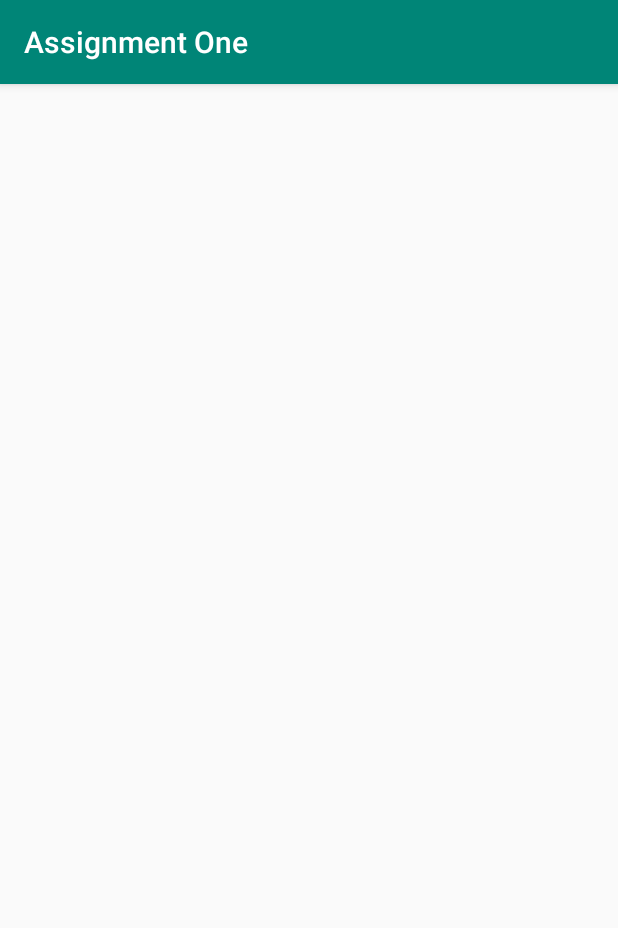
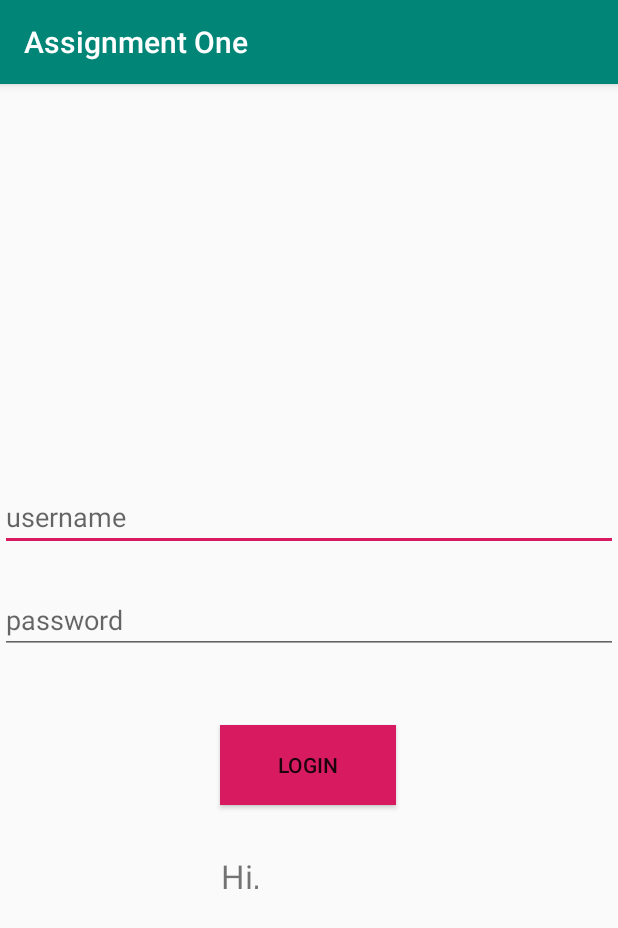
Before and after one commit to sangeethasakthivel99/Passing-Data-Through-Intent, an Android app: the screen it shows after launch (SecondActivity before the commit, MainActivity after it), after a tap on "LOGIN", on a phone screen of 412 x 824 dp. Shown: the top 928 px of the screen. Run offline under Robolectric (Android 15) with nearby library versions, the phone set to English and light mode, and no system bars.

Commit message:
Live data in main activity

```diff
--- a/app/build.gradle
+++ b/app/build.gradle
@@ -14,6 +14,8 @@ android {
         versionCode 1
         versionName "1.0"
         testInstrumentationRunner "androidx.test.runner.AndroidJUnitRunner"
+
+        dataBinding.enabled = true
     }
     buildTypes {
         release {
@@ -28,8 +30,10 @@ dependencies {
     implementation "org.jetbrains.kotlin:kotlin-stdlib-jdk7:$kotlin_version"
     implementation 'androidx.appcompat:appcompat:1.0.2'
     implementation 'androidx.core:core-ktx:1.0.2'
+    implementation 'androidx.lifecycle:lifecycle-viewmodel:2.2.0'
     implementation 'androidx.constraintlayout:constraintlayout:1.1.3'
     testImplementation 'junit:junit:4.12'
     androidTestImplementation 'androidx.test.ext:junit:1.1.0'
     androidTestImplementation 'androidx.test.espresso:espresso-core:3.1.1'
+    implementation 'androidx.lifecycle:lifecycle-extensions:2.2.0'
 }
--- /dev/null
+++ b/app/src/main/java/com/example/assignmentone/Livedata.kt
@@ -0,0 +1,12 @@
+package com.example.assignmentone
+
+import androidx.lifecycle.MutableLiveData
+import androidx.lifecycle.ViewModel
+
+class Livedata : ViewModel() {
+
+    val currentName: MutableLiveData<String> by lazy {
+        MutableLiveData<String>()
+    }
+
+}
--- a/app/src/main/java/com/example/assignmentone/MainActivity.kt
+++ b/app/src/main/java/com/example/assignmentone/MainActivity.kt
@@ -5,12 +5,18 @@ import androidx.appcompat.app.AppCompatActivity
 import android.os.Bundle
 import android.widget.Button
 import android.widget.EditText
+import android.widget.TextView
+import androidx.lifecycle.MutableLiveData
+import androidx.lifecycle.Observer
 
 class MainActivity : AppCompatActivity() {
     lateinit var username :EditText
     lateinit var password : EditText
     lateinit var login : Button
+    lateinit var uName:TextView
     var modelClass: ModelClass = ModelClass()
+    private val model: Livedata = Livedata()
+
 
     override fun onCreate(savedInstanceState: Bundle?) {
         super.onCreate(savedInstanceState)
@@ -18,15 +24,42 @@ class MainActivity : AppCompatActivity() {
         username = findViewById(R.id.UserNAme)
         password = findViewById(R.id.password)
         login =findViewById(R.id.login)
+        uName = findViewById<TextView>(R.id.tv_name)
+        val liveData = MutableLiveData<String>()
+        liveData.value = modelClass.username
+        val nameObserver = Observer<String> { newName ->
+
+            uName.text = newName
+        }
+        model.currentName.observe(this, nameObserver)
 
         login.setOnClickListener {
             var intent = Intent(this,SecondActivity::class.java)
             modelClass.username = username.text.toString()
             modelClass.password = password.text.toString()
-            intent.putExtra("USERNAME",modelClass.username)
-            intent.putExtra("PASSWORD",modelClass.password)
-            startActivity(intent)
+            model.currentName.setValue(modelClass.username)
+
+//            intent.putExtra("USERNAME",modelClass.username)
+//            intent.putExtra("PASSWORD",modelClass.password)
+//            intent.putExtra("USERNAME",modelClass.username)
+//            intent.putExtra("PASSWORD",modelClass.password)
+
+//            intent.putExtra("RESPONSE",modelClass) //Just use putExta
+//              startActivity(intent)intent
 
         }
+
+
+
+        // Here, Just add a dynamic text view like Hi, <the name you typed>
+        // It should change for each your character input , use livdata ookk
+        // Just declare a liveData of type string,
+        // You can set the value to livedata directly from XML o
+        // Observe it, change the .text of TextView thATS IT?
+        // Yeah, okay thankyou sooooooo muchhhh
+        // You are welcome..  so thats it for today
+        // time to sleep ok sir good night
+        // Just call me Ruthwik :P okay ;)
+        // Bye bye
     }
 }
--- a/app/src/main/java/com/example/assignmentone/SecondActivity.kt
+++ b/app/src/main/java/com/example/assignmentone/SecondActivity.kt
@@ -1,22 +1,61 @@
 package com.example.assignmentone
 
+import android.content.ClipData
 import androidx.appcompat.app.AppCompatActivity
 import android.os.Bundle
 import android.widget.TextView
+import androidx.databinding.DataBindingUtil
+import androidx.lifecycle.Observer
+import androidx.lifecycle.ViewModelProvider
+import androidx.lifecycle.ViewModelProviders
+import com.example.assignmentone.databinding.ActivitySecondBinding
 
 class SecondActivity : AppCompatActivity() {
-    lateinit var tv_Username :TextView
-    lateinit var tv_Password : TextView
-    private lateinit var modelClass : ModelClass
+    private lateinit var loginViewModel: LoginViewModel
+    private lateinit var secondMainBinding : ActivitySecondBinding
+private lateinit var model : Livedata
 
     override fun onCreate(savedInstanceState: Bundle?) {
         super.onCreate(savedInstanceState)
-        setContentView(R.layout.activity_second)
-        tv_Username = findViewById(R.id.tv_username)
-        tv_Password = findViewById(R.id.tv_Password)
-        val username = intent?.extras?.get("USERNAME")
-        val password = intent?.extras?.get("PASSWORD")
-        tv_Username.text = username.toString()
-        tv_Password.text = password.toString()
+       // loginViewModel = ViewModelProviders.of(this@SecondActivity).get(LoginViewModel::class.java)
+//        model = activity?.run {
+//            ViewModelProviders.of(this).get(Livedata::class.java)
+//        } ?: throw Exception("Invalid Activity")
+//        model.data.observe(this, Observer<ClipData.Item> { item ->
+//            // Update the UI
+//        })
+        // Here we init the view model, always use the same code above, just change the variables and type
+        secondMainBinding = DataBindingUtil.setContentView(this,R.layout.activity_second)
+        //same, getting the binding variable, means the entire layout okay
+        // we can access any Ui element using binding okk
+        //even viewmodel, yeah okk
+        //Next the apply function is just a kotlin thing okay
+        // we can use secondMainBinding.viewModel = loginViewModel
+        // both are almost same, some advanced topics, will teach you later :) okkk
+        secondMainBinding.apply {
+            viewModel = loginViewModel // Here we set view model to XML
+            // so from now on loginView model is XMLs viewModel i got it
+        }
+
+        //Now we need to get data from intent and set it to XML just like we did for viewModel
+        val userData: ModelClass = intent.getParcelableExtra("RESPONSE") // your task
+        //then use this line
+        secondMainBinding.userData = userData // so when ever we change the data in UserData, call this line to update?
+        // yeah to update UI, we can also make use of LiveData, to do the same okk
+        // Thats our next task
+        //Live data ;(
+        // Yes okay i need to learn about that
+        // Its just a data holder, like LiveData<Int>, LiveData<String> .. ok it can hold object as well? yeah okk
+        // the thing is that its kind of observable, means we can observe it mmmm Rx Java?
+        // Yeah, with some extra functions to manage life cycles okay
+        // So when we observe, any changes that made on the livedata can be immedietly reflected
+        // we dont need to manually refresh or re assign   in view model we need to update in live data it will update automatiically?
+        // Yes, when we change the value in livedata, all of its observers get notified okay nice right
+        // Yeah very useful, we dont need to manually check n refresh  but complex?
+        // Once you are used to it, its kinda wowowow okay so my next task is live data
+        // Yeah ill explain
+        // Now we have the userdata here in this activity, right ?yes
+        // Lets start from first screen
+
     }
 }
--- a/app/src/main/res/layout/activity_main.xml
+++ b/app/src/main/res/layout/activity_main.xml
@@ -1,4 +1,5 @@
 <?xml version="1.0" encoding="utf-8"?>
+
 <androidx.constraintlayout.widget.ConstraintLayout xmlns:android="http://schemas.android.com/apk/res/android"
     xmlns:app="http://schemas.android.com/apk/res-auto"
     xmlns:tools="http://schemas.android.com/tools"
@@ -7,29 +8,33 @@
     tools:context=".MainActivity"
     android:layout_gravity="center">
 
+
     <EditText
         android:id="@+id/UserNAme"
         android:layout_width="match_parent"
         android:layout_height="wrap_content"
-        android:hint="UserName"
+        android:hint="username"
         app:layout_constraintBottom_toBottomOf="parent"
         app:layout_constraintEnd_toEndOf="parent"
         app:layout_constraintHorizontal_bias="0.0"
         app:layout_constraintStart_toStartOf="parent"
         app:layout_constraintTop_toTopOf="parent"
-        app:layout_constraintVertical_bias="0.368"></EditText>
+        app:layout_constraintVertical_bias="0.368">
+
+    </EditText>
 
     <EditText
         android:id="@+id/password"
         android:layout_width="match_parent"
         android:layout_height="wrap_content"
-        android:hint="Password"
+        android:hint="password"
         app:layout_constraintBottom_toBottomOf="parent"
         app:layout_constraintEnd_toEndOf="parent"
         app:layout_constraintHorizontal_bias="0.0"
         app:layout_constraintStart_toStartOf="parent"
         app:layout_constraintTop_toTopOf="parent"
-        app:layout_constraintVertical_bias="0.463"></EditText>
+        app:layout_constraintVertical_bias="0.463">
+    </EditText>
 
     <Button
         android:id="@+id/login"
@@ -44,5 +49,34 @@
         app:layout_constraintTop_toTopOf="parent"
         app:layout_constraintVertical_bias="0.598" />
 
+    <TextView
+        android:id="@+id/tv_hi"
+        android:layout_width="wrap_content"
+        android:layout_height="23dp"
+        android:text="Hi,"
+        android:gravity="center"
+        android:textSize="22sp"
+        app:layout_constraintBottom_toBottomOf="parent"
+        app:layout_constraintEnd_toEndOf="parent"
+        app:layout_constraintHorizontal_bias="0.381"
+        app:layout_constraintStart_toStartOf="parent"
+        app:layout_constraintTop_toTopOf="parent"
+        app:layout_constraintVertical_bias="0.689"
+        tools:ignore="MissingConstraints" />
+
+    <TextView
+        android:id="@+id/tv_name"
+        android:layout_width="wrap_content"
+        android:layout_height="wrap_content"
+        android:text=""
+        android:textSize="22sp"
+        app:layout_constraintBottom_toBottomOf="parent"
+        app:layout_constraintEnd_toEndOf="parent"
+        app:layout_constraintHorizontal_bias="0.42"
+        app:layout_constraintStart_toStartOf="parent"
+        app:layout_constraintTop_toTopOf="parent"
+        app:layout_constraintVertical_bias="0.746"
+        tools:ignore="MissingConstraints" />
+
 
 </androidx.constraintlayout.widget.ConstraintLayout>
--- a/app/src/main/res/layout/activity_second.xml
+++ b/app/src/main/res/layout/activity_second.xml
@@ -1,10 +1,21 @@
 <?xml version="1.0" encoding="utf-8"?>
-<androidx.constraintlayout.widget.ConstraintLayout xmlns:android="http://schemas.android.com/apk/res/android"
+<layout
+    xmlns:android="http://schemas.android.com/apk/res/android"
     xmlns:app="http://schemas.android.com/apk/res-auto"
-    xmlns:tools="http://schemas.android.com/tools"
+    xmlns:attrs="http://schemas.android.com/tools">
+    <data>
+        <variable
+            name="viewModel"
+            type="com.example.assignmentone.LoginViewModel" />
+        <variable
+            name="userData"
+            type="com.example.assignmentone.ModelClass" />
+    </data>
+<LinearLayout
     android:layout_width="match_parent"
     android:layout_height="match_parent"
-    tools:context=".SecondActivity">
+    android:orientation="vertical">
+                                                                                                                                                                                                               tools:context=".SecondActivity">
 
     <TextView
         android:id="@+id/tv_username"
@@ -16,7 +27,7 @@
         app:layout_constraintStart_toStartOf="parent"
         app:layout_constraintTop_toTopOf="parent"
         app:layout_constraintVertical_bias="0.225"
-        tools:text="username"
+        android:text="@{userData.username}"
         android:textSize="20sp"
         android:gravity="center"/>
 
@@ -26,12 +37,13 @@
         android:layout_height="54dp"
         android:gravity="center"
         android:textSize="20sp"
+        android:text="@{userData.password}"
         app:layout_constraintBottom_toBottomOf="parent"
         app:layout_constraintEnd_toEndOf="parent"
         app:layout_constraintHorizontal_bias="0.596"
         app:layout_constraintStart_toStartOf="parent"
         app:layout_constraintTop_toTopOf="parent"
-        app:layout_constraintVertical_bias="0.36"
-        tools:text="Password" />
+        app:layout_constraintVertical_bias="0.36" />
 
-</androidx.constraintlayout.widget.ConstraintLayout>
+</LinearLayout>
+</layout>
```
Also changed, not shown: app/src/main/java/com/example/assignmentone/Databinding.kt (added, +14 -0 lines), app/src/main/java/com/example/assignmentone/LoginViewModel.kt (added, +9 -0 lines).
